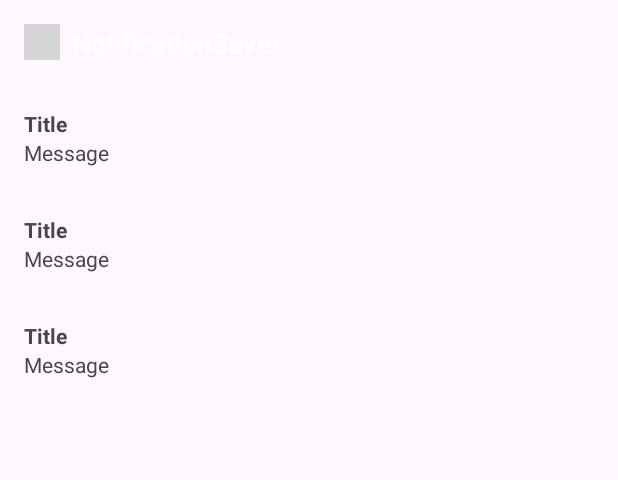
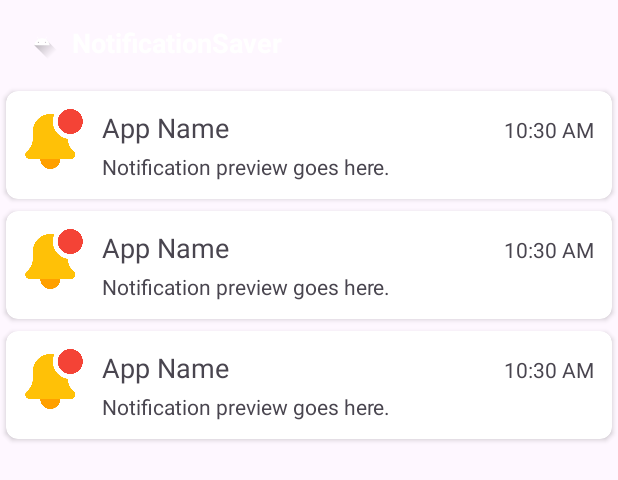
Before and after one commit to manab-pr/NotificationSaver, an Android app: the layout activity_main.xml on its own in the app's theme, with its tools: preview values and no code run, on a phone screen of 412 x 824 dp. Shown: the top 480 px of the screen. Run offline under Robolectric (Android 15) with nearby library versions, the phone set to English and light mode, and no system bars; grey boxes are pictures that could not be loaded.

Commit message:
modified the design tried to modified the design basically

```diff
--- a/app/build.gradle.kts
+++ b/app/build.gradle.kts
@@ -3,6 +3,7 @@ plugins {
     alias(libs.plugins.android.application)
     alias(libs.plugins.jetbrains.kotlin.android)
     id("kotlin-kapt")
+    id("kotlin-parcelize")
 }
 
 android {
--- a/app/src/main/AndroidManifest.xml
+++ b/app/src/main/AndroidManifest.xml
@@ -10,9 +10,9 @@
         android:allowBackup="true"
         android:dataExtractionRules="@xml/data_extraction_rules"
         android:fullBackupContent="@xml/backup_rules"
-        android:icon="@mipmap/whatsapp"
+        android:icon="@mipmap/ic_launcher"
         android:label="@string/app_name"
-        android:roundIcon="@mipmap/whatsapp"
+        android:roundIcon="@mipmap/ic_launcher"
         android:supportsRtl="true"
         android:theme="@style/Theme.NotificationSaver"
         tools:targetApi="31">
--- a/app/src/main/java/com/mpm/notificationsaver/NotificationAdapter.kt
+++ b/app/src/main/java/com/mpm/notificationsaver/NotificationAdapter.kt
@@ -8,11 +8,13 @@ import com.mpm.notificationsaver.databinding.ItemNotificationBinding
 class NotificationAdapter : RecyclerView.Adapter<NotificationAdapter.NotificationViewHolder>() {
 
     private var notifications = emptyList<NotificationEntity>()
+    var onItemClick: ((NotificationEntity) -> Unit)? = null
 
     inner class NotificationViewHolder(private val binding: ItemNotificationBinding) : RecyclerView.ViewHolder(binding.root) {
         fun bind(notification: NotificationEntity) {
             binding.textViewTitle.text = notification.title
             binding.textViewMessage.text = notification.text
+            binding.root.setOnClickListener { onItemClick?.invoke(notification) }
         }
     }
 
--- a/app/src/main/java/com/mpm/notificationsaver/NotificationDao.kt
+++ b/app/src/main/java/com/mpm/notificationsaver/NotificationDao.kt
@@ -13,4 +13,7 @@ interface NotificationDao {
 
     @Insert
     suspend fun insert(notification: NotificationEntity)
+
+    @Query("DELETE FROM notifications WHERE id = :id")
+    suspend fun deleteById(id: Long)
 }
--- a/app/src/main/java/com/mpm/notificationsaver/NotificationReceiver.kt
+++ b/app/src/main/java/com/mpm/notificationsaver/NotificationReceiver.kt
@@ -30,8 +30,8 @@ class NotificationReceiver : BroadcastReceiver() {
             try {
                 val notification = NotificationEntity(
                     packageName = packageName,
-                    title = title,
-                    text = text,
+                    title = title ?: "",
+                    text = text ?: "",
                     timestamp = timestamp
                 )
                 dao.insert(notification)
--- a/app/src/main/res/layout/activity_main.xml
+++ b/app/src/main/res/layout/activity_main.xml
@@ -20,7 +20,7 @@
             android:layout_width="24dp"
             android:layout_height="24dp"
             android:contentDescription="ICon"
-            android:src="@drawable/baseline_notifications_24"
+            android:src="@drawable/ic_launcher_foreground"
         />
 
         <!-- Header Text -->
--- a/app/src/main/res/layout/item_notification.xml
+++ b/app/src/main/res/layout/item_notification.xml
@@ -1,25 +1,53 @@
 <?xml version="1.0" encoding="utf-8"?>
-<androidx.constraintlayout.widget.ConstraintLayout xmlns:android="http://schemas.android.com/apk/res/android"
-    xmlns:app="http://schemas.android.com/apk/res-auto"
+<androidx.cardview.widget.CardView
+    xmlns:android="http://schemas.android.com/apk/res/android"
+    xmlns:card_view="http://schemas.android.com/apk/res-auto"
     android:layout_width="match_parent"
     android:layout_height="wrap_content"
-    android:padding="16dp">
+    android:layout_margin="4dp"
+    card_view:cardCornerRadius="8dp">
+
+  <RelativeLayout
+      android:layout_width="match_parent"
+      android:layout_height="wrap_content"
+      android:padding="12dp">
+
+    <ImageView
+        android:id="@+id/imageViewIcon"
+        android:layout_width="40dp"
+        android:layout_height="40dp"
+        android:layout_alignParentStart="true"
+        android:contentDescription="@string/notification_icon"
+        android:src="@drawable/ic_notification_placeholder"/>
 
     <TextView
         android:id="@+id/textViewTitle"
-        android:layout_width="0dp"
+        android:layout_width="wrap_content"
         android:layout_height="wrap_content"
-        android:textStyle="bold"
-        android:text="Title"
-        app:layout_constraintStart_toStartOf="parent"
-        app:layout_constraintTop_toTopOf="parent" />
+        android:layout_toEndOf="@id/imageViewIcon"
+        android:layout_marginStart="12dp"
+        android:textAppearance="?android:attr/textAppearanceMedium"
+        android:text="App Name"/>
+
+    <TextView
+        android:id="@+id/textViewTimestamp"
+        android:layout_width="wrap_content"
+        android:layout_height="wrap_content"
+        android:layout_alignBaseline="@id/textViewTitle"
+        android:layout_alignParentEnd="true"
+        android:textAppearance="?android:attr/textAppearanceSmall"
+        android:text="10:30 AM"/>
 
     <TextView
         android:id="@+id/textViewMessage"
-        android:layout_width="0dp"
+        android:layout_width="wrap_content"
         android:layout_height="wrap_content"
-        android:text="Message"
-        app:layout_constraintStart_toStartOf="parent"
-        app:layout_constraintTop_toBottomOf="@+id/textViewTitle" />
+        android:layout_below="@id/textViewTitle"
+        android:layout_toEndOf="@id/imageViewIcon"
+        android:layout_marginStart="12dp"
+        android:layout_marginTop="4dp"
+        android:textAppearance="?android:attr/textAppearanceSmall"
+        android:text="Notification preview goes here."/>
 
-</androidx.constraintlayout.widget.ConstraintLayout>
+  </RelativeLayout>
+</androidx.cardview.widget.CardView>
--- a/app/src/main/res/values/strings.xml
+++ b/app/src/main/res/values/strings.xml
@@ -1,4 +1,6 @@
 <resources>
     <string name="app_name">NotificationSaver</string>
     <string name="header_title">NotificationSaver</string>
+    <string name="app_icon">App Icon</string>
+    <string name="notification_icon">Notification Icon</string>
 </resources>
```
Also changed, not shown: app/src/main/java/com/mpm/notificationsaver/NotificationDetailBottomSheet.kt (added, +67 -0 lines), app/src/main/java/com/mpm/notificationsaver/NotificationEntity.kt (+16 -7 lines), app/src/main/java/com/mpm/notificationsaver/NotificationListActivity.kt (added, +53 -0 lines), app/src/main/res/layout/activity_notification_list.xml (added, +38 -0 lines), app/src/main/res/layout/bottom_sheet_notification_detail.xml (added, +74 -0 lines), app/src/main/res/drawable/ic_notification_placeholder.png (added).
